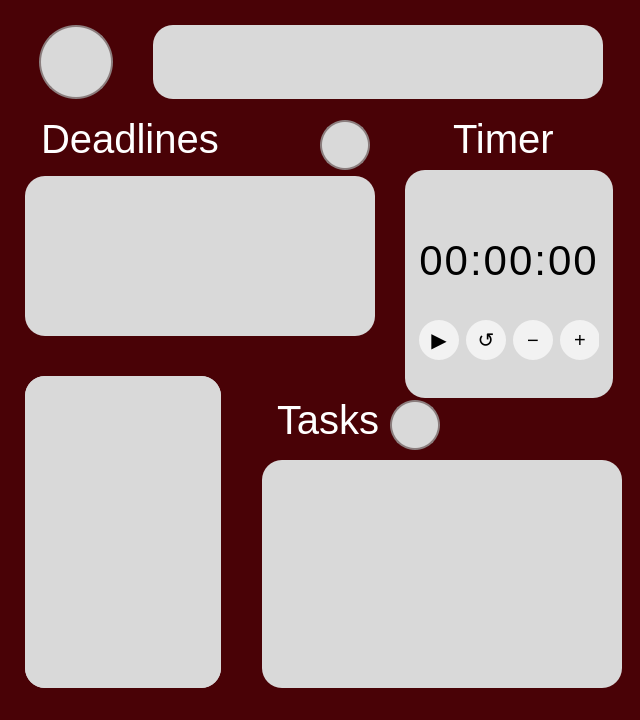
First picture: the form in grape/src/dashboard/dashboard.ui, repository rotat1ck/grape, before the edit.
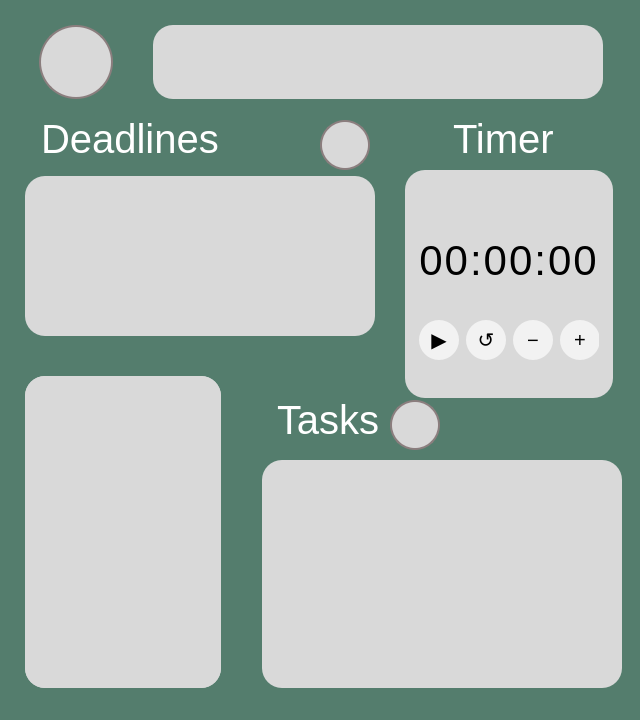
Second picture: the form after the edit. Icons and pictures are not drawn.

Commit message: Изменил цвет фона, снова снова, настя красавица

Diff of the .ui file:
```diff
--- a/grape/src/dashboard/dashboard.ui
+++ b/grape/src/dashboard/dashboard.ui
@@ -47,7 +47,8 @@
       </sizepolicy>
      </property>
      <property name="styleSheet">
-      <string notr="true">background-color: #490206;</string>
+      <string notr="true">background-color: #547D6D;
+</string>
      </property>
      <widget class="QTextBrowser" name="AueWordsBox">
       <property name="geometry">
```
